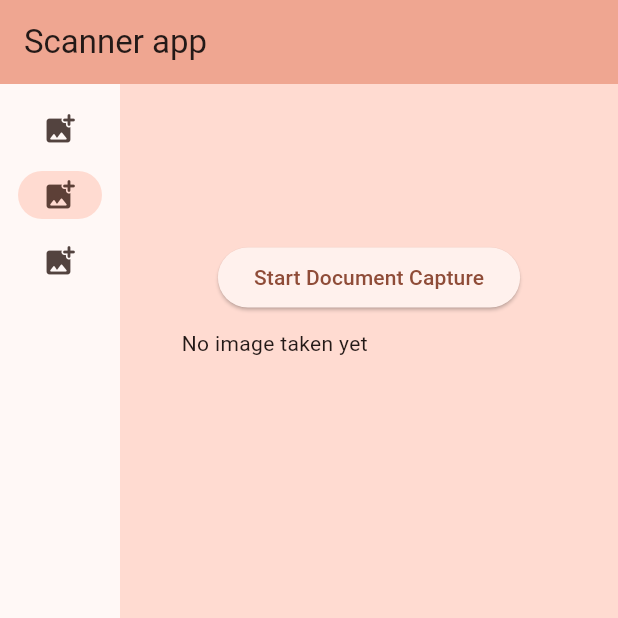
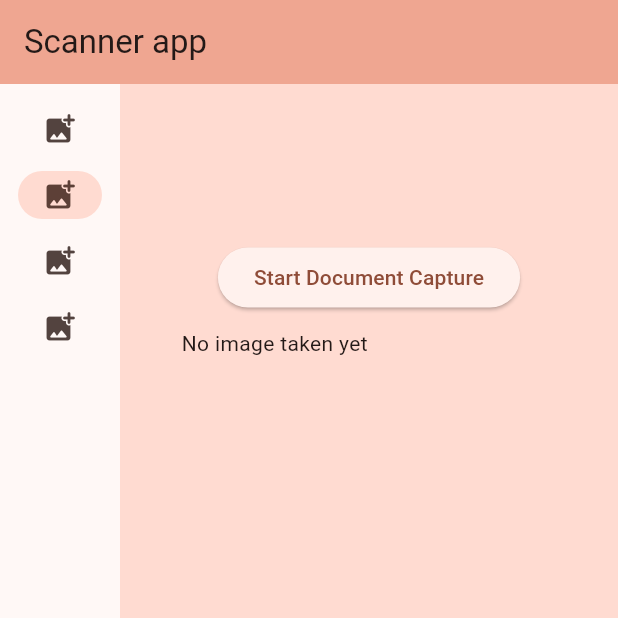
Before and after one commit to paveldeleeersnyder/scanning_documents, a Flutter app: the screen it shows after launch, after a tap on "Document frame scanner", on a phone screen of 412 x 824 dp, the top half of it. Run offline on Flutter 3.47's test engine with Material 3 defaults, Android fonts, the phone set to English and light mode, and no system bars; missing offline and left inert: document_camera_frame, document_frame_scanner, flutter_doc_scanner, google_mlkit_document_scanner.

Commit message:
use document camera frame as the last method for document scanning

```diff
--- a/lib/document_frame_scanner.dart
+++ b/lib/document_frame_scanner.dart
@@ -27,7 +27,7 @@ class _DocumentScannerState extends State<DocumentScanner> {
         Center(
           child: ElevatedButton(
             onPressed: () => Navigator.of(context).push(
-              MaterialPageRoute(builder: (_) => DocumentScannerScreen(Key(AutofillHints.addressCity), scanImage)),
+              MaterialPageRoute(builder: (_) => DocumentScannerScreen(setImage: scanImage,)),
             ),
             child: const Text('Start Document Capture'),
           )
@@ -44,7 +44,7 @@ class _DocumentScannerState extends State<DocumentScanner> {
 }
 
 class DocumentScannerScreen extends StatelessWidget {
-  DocumentScannerScreen(Key key, this.setImage) : super(key: key);
+  const DocumentScannerScreen({super.key, required this.setImage});
 
   final Function(String) setImage;
 
--- a/lib/main.dart
+++ b/lib/main.dart
@@ -2,6 +2,7 @@ import 'package:flutter/material.dart';
 import './google_mlkit_page.dart';
 import './document_frame_scanner.dart';
 import './flutter_doc_scanner.dart';
+import './document_camera_frame.dart';
 
 void main() {
   runApp(const MainApp());
@@ -51,6 +52,9 @@ class _HomePageState extends State<HomePage> {
       case 2:
         page = FlutterDocumentScanner();
         break;
+      case 3:
+        page = DocumentCamera();
+        break;
       default:
         throw UnimplementedError("Should not be able to select this page");
     }
@@ -71,6 +75,10 @@ class _HomePageState extends State<HomePage> {
                     NavigationRailDestination(
                       icon: Icon(Icons.add_photo_alternate_rounded),
                       label: Text('Document frame scanner'),
+                    ),
+                    NavigationRailDestination(
+                      icon: Icon(Icons.add_photo_alternate_rounded),
+                      label: Text('Flutter Document Scanner'),
                     ),
                     NavigationRailDestination(
                       icon: Icon(Icons.add_photo_alternate_rounded),
```
Also changed, not shown: lib/document_camera_frame.dart (added, +70 -0 lines).
